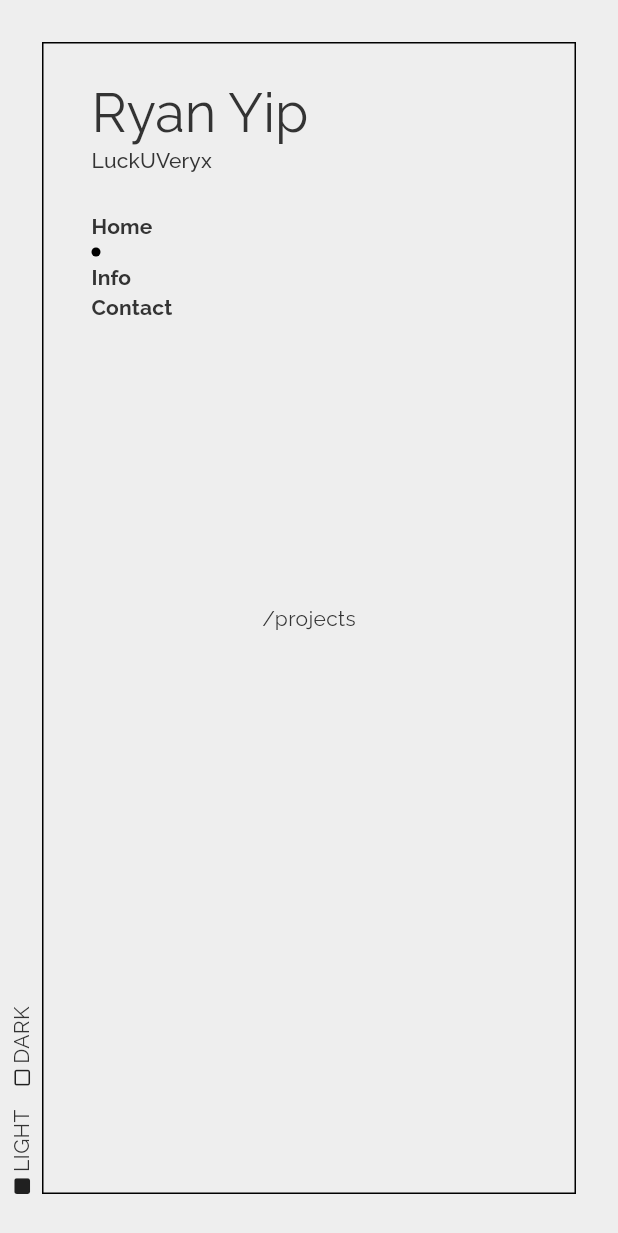
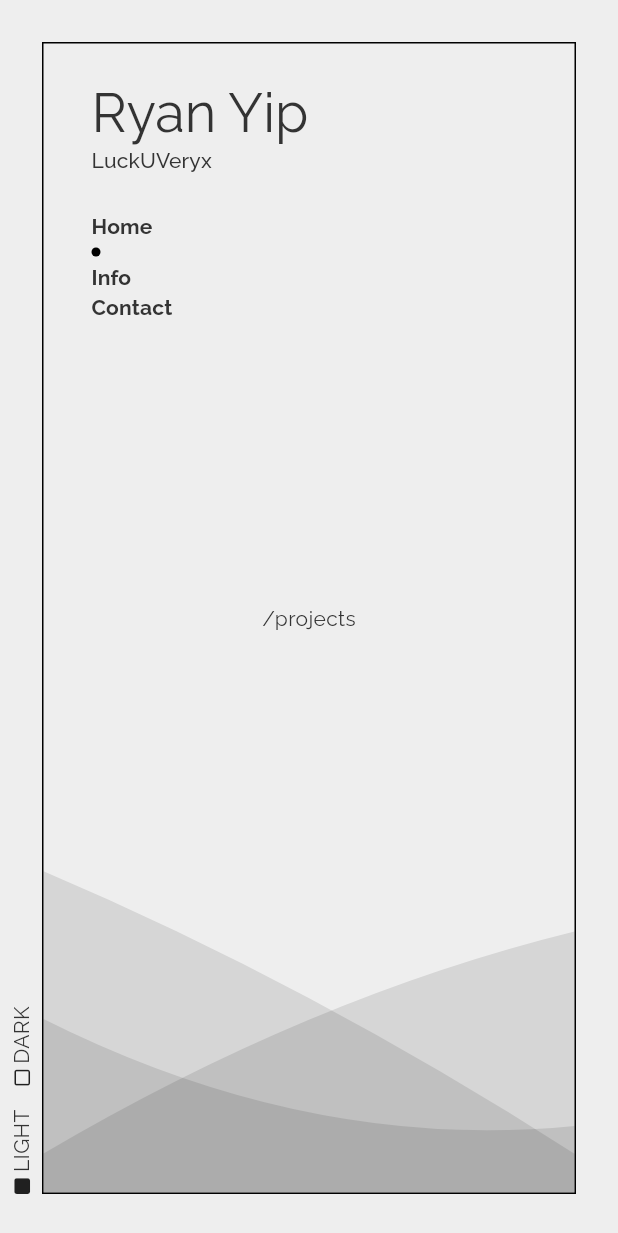
Before and after one commit to LuckUVeryX/luckuveryx.github.io, a Flutter app: the screen it shows after launch, after a tap on "Projects", on a phone screen of 412 x 824 dp. Shown: the top 1233 px of the screen. Run offline on Flutter 3.47's test engine with Material 2 defaults, Android fonts, the phone set to English and light mode, and no system bars; our stand-ins replace animated_text_kit, flutter_hooks, font_awesome_flutter, go_router, google_fonts, hooks_riverpod and 2 more; generated files the repository leaves out were written again.

Commit message:
feat: animated background

```diff
--- a/lib/features/home/widgets/pages/home_page.dart
+++ b/lib/features/home/widgets/pages/home_page.dart
@@ -7,7 +7,7 @@ class HomePage extends StatelessWidget {
   @override
   Widget build(BuildContext context) {
     return Align(
-      alignment: Alignment.bottomRight,
+      alignment: Alignment.centerRight,
       child: SizedBox(
         width: 200,
         child: Text(
--- a/lib/features/root/widgets/atoms/atoms.dart
+++ b/lib/features/root/widgets/atoms/atoms.dart
@@ -1,3 +1,3 @@
-export 'root_border.dart';
+export 'root_curve_painter.dart';
 export 'route_button.dart';
 export 'route_button_placeholder.dart';
--- a/lib/features/root/widgets/atoms/root_border.dart
+++ /dev/null
@@ -1,30 +0,0 @@
-import 'package:flutter/material.dart';
-import 'package:luckuveryx/utils/theme_extensions.dart';
-
-class RootBorder extends StatelessWidget {
-  const RootBorder({
-    this.child,
-    super.key,
-    this.margin = const EdgeInsets.all(28),
-    this.padding = const EdgeInsets.all(24),
-  });
-
-  final Widget? child;
-  final EdgeInsets margin;
-  final EdgeInsets padding;
-
-  @override
-  Widget build(BuildContext context) {
-    return Container(
-      alignment: Alignment.center,
-      decoration: BoxDecoration(
-        border: Border.all(
-          color: context.colorScheme.onBackground,
-        ),
-      ),
-      margin: margin,
-      padding: padding,
-      child: child,
-    );
-  }
-}
--- /dev/null
+++ b/lib/features/root/widgets/atoms/root_curve_painter.dart
@@ -0,0 +1,44 @@
+import 'dart:math';
+
+import 'package:flutter/material.dart';
+
+class CurvePainter extends CustomPainter {
+  CurvePainter({
+    required this.value,
+    required this.color,
+    super.repaint,
+  });
+
+  final double value;
+  final Color color;
+
+  @override
+  void paint(Canvas canvas, Size size) {
+    final white = Paint()..color = color;
+    final path = Path();
+
+    final y1 = sin(value);
+    final y2 = sin(value + pi / 2);
+    final y3 = sin(value + pi);
+
+    final startPointY = size.height * (0.5 + 0.4 * y1);
+    final controlPointY = size.height * (0.5 + 0.4 * y2);
+    final endPointY = size.height * (0.5 + 0.4 * y3);
+
+    path
+      ..moveTo(size.width * 0, startPointY)
+      ..quadraticBezierTo(
+        size.width * 0.5,
+        controlPointY,
+        size.width,
+        endPointY,
+      )
+      ..lineTo(size.width, size.height)
+      ..lineTo(0, size.height)
+      ..close();
+    canvas.drawPath(path, white);
+  }
+
+  @override
+  bool shouldRepaint(CustomPainter oldDelegate) => true;
+}
--- a/lib/features/root/widgets/organisms/organisms.dart
+++ b/lib/features/root/widgets/organisms/organisms.dart
@@ -1 +1,2 @@
+export 'root_container.dart';
 export 'root_header.dart';
--- /dev/null
+++ b/lib/features/root/widgets/organisms/root_container.dart
@@ -0,0 +1,88 @@
+import 'dart:math';
+
+import 'package:flutter/material.dart';
+import 'package:flutter_hooks/flutter_hooks.dart';
+import 'package:luckuveryx/features/root/root.dart';
+import 'package:luckuveryx/utils/theme_extensions.dart';
+
+Iterable<(double height, double value)> _useWaves() {
+  /// (height, speed, offset)
+  const curves = [
+    (160.0, 0.5, 0.0),
+    (200.0, 1.0, pi),
+    (240.0, 1.5, pi * 2),
+  ];
+
+  return curves.map(
+    (e) {
+      final (height, speed, offset) = e;
+
+      final controller = useAnimationController(
+        duration: Duration(milliseconds: 5000 ~/ speed),
+      );
+      useEffect(
+        () {
+          controller.repeat();
+          return null;
+        },
+        [],
+      );
+
+      final value =
+          useAnimation(controller.drive(Tween(begin: 0, end: 2 * pi))) + offset;
+      return (height, value);
+    },
+  );
+}
+
+class RootContainer extends HookWidget {
+  const RootContainer({
+    this.child,
+    super.key,
+    this.margin = const EdgeInsets.all(28),
+    this.padding = const EdgeInsets.all(24),
+  });
+
+  final Widget? child;
+  final EdgeInsets margin;
+  final EdgeInsets padding;
+
+  @override
+  Widget build(BuildContext context) {
+    final waves = _useWaves();
+
+    return Container(
+      alignment: Alignment.center,
+      decoration: BoxDecoration(
+        border: Border.all(
+          color: context.colorScheme.onBackground,
+        ),
+      ),
+      margin: margin,
+      child: Stack(
+        children: [
+          for (final (height, value) in waves)
+            Positioned(
+              left: 0,
+              right: 0,
+              bottom: 0,
+              child: SizedBox(
+                width: double.infinity,
+                height: height,
+                child: CustomPaint(
+                  painter: CurvePainter(
+                    value: value,
+                    color: context.colorScheme.onBackground.withOpacity(0.1),
+                  ),
+                ),
+              ),
+            ),
+          Padding(
+            padding: padding,
+            child: child,
+          ),
+        ],
+      ),
+    );
+  }
+}
--- a/lib/features/root/widgets/pages/root_page.dart
+++ b/lib/features/root/widgets/pages/root_page.dart
@@ -20,7 +20,7 @@ class RootPage extends HookConsumerWidget {
 
     if (isLoadingFonts) {
       return Scaffold(
-        body: RootBorder(
+        body: RootContainer(
           child: LoadingIndicator(
             label: context.l10n.loadingFonts,
           ),
@@ -41,7 +41,7 @@ class RootPage extends HookConsumerWidget {
             ],
           ),
           Expanded(
-            child: RootBorder(
+            child: RootContainer(
               margin: const EdgeInsets.all(28).copyWith(left: 0),
               child: Stack(
                 children: [
```
